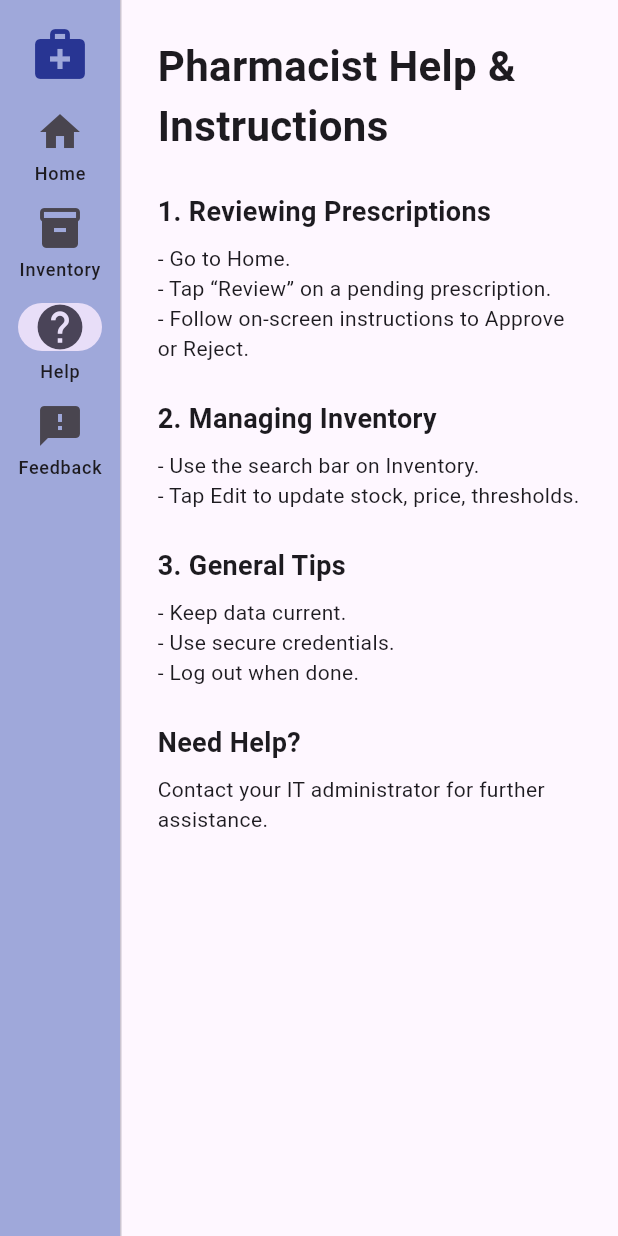
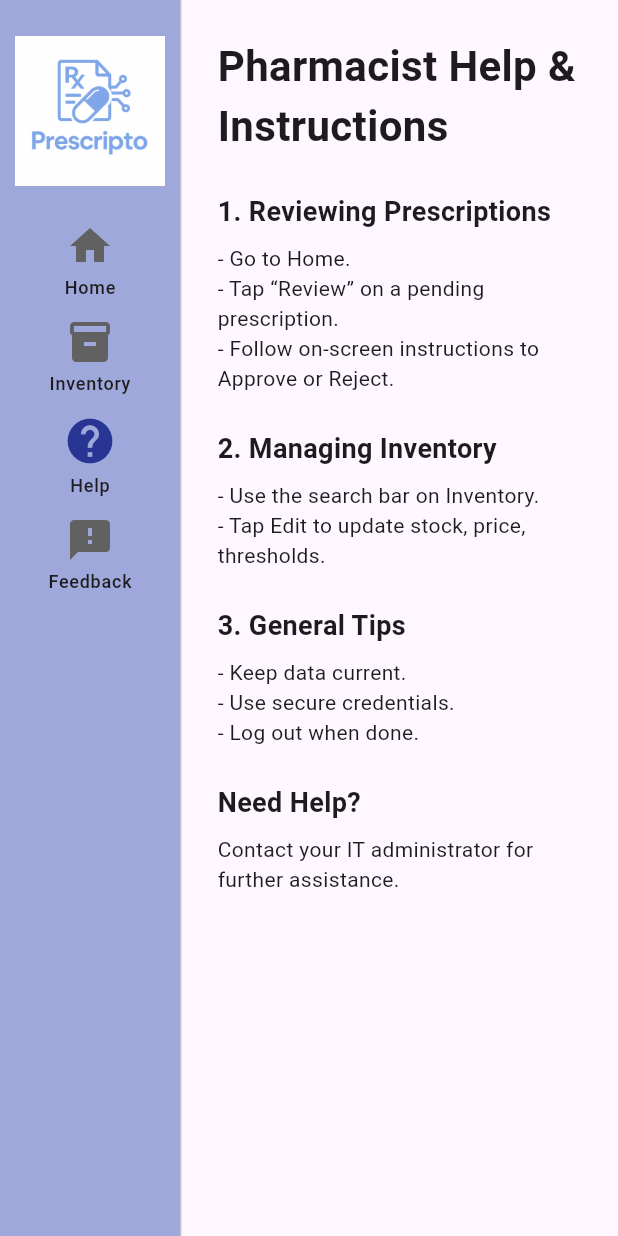
Before and after one commit to saadmajaly/Prescripto, a Flutter app: the PharmacistHomeScreen screen opened directly, after a tap on "Inventory", after a tap on "Help", on a phone screen of 412 x 824 dp. Run offline on Flutter 3.47's test engine with Material 3 defaults, Android fonts, the phone set to English and light mode, and no system bars; our stand-ins replace drift, drift_flutter, fl_chart, flutter_map, geolocator, latlong2 and 1 more; accounts and stored records are empty; generated files the repository leaves out were written again; statements that could not run were skipped.

Commit message:
Pharmacist test

```diff
--- a/lib/Patient/MainScreen.dart
+++ b/lib/Patient/MainScreen.dart
@@ -5,6 +5,9 @@ import 'Prescriptions/Prescriptions.dart';
 import 'Settings/Settings.dart';
 import 'Tracker/Tracker.dart';
 
+void main(){
+  runApp(MainScreen());
+}
 class MainScreen extends StatefulWidget {
   const MainScreen({Key? key}) : super(key: key);
 
--- a/lib/Pharmacist/Inventory/Inventory.dart
+++ b/lib/Pharmacist/Inventory/Inventory.dart
@@ -2,7 +2,7 @@ import 'package:flutter/material.dart';
 import 'package:prescripto/data/database.dart';
 import 'InventoryBackEnd.dart';
 
-/// Displays only the logged-in pharmacist’s inventory.
+/// Displays all inventory items in a scrollable list.
 class InventoryScreen extends StatefulWidget {
   const InventoryScreen({Key? key}) : super(key: key);
 
@@ -43,9 +43,8 @@ class _InventoryScreenState extends State<InventoryScreen> {
       _filtered = query.isEmpty
           ? _items
           : _items
-          .where((i) => (i['medicationName'] as String)
-          .toLowerCase()
-          .contains(query))
+          .where((item) =>
+          (item['medicationName'] as String).toLowerCase().contains(query))
           .toList();
     });
   }
@@ -75,7 +74,7 @@ class _InventoryScreenState extends State<InventoryScreen> {
           const SizedBox(height: 16),
           Expanded(
             child: _filtered.isEmpty
-                ? const Center(child: Text('No items found'))
+                ? const Center(child: Text('No inventory items found'))
                 : ListView.builder(
               itemCount: _filtered.length,
               itemBuilder: (ctx, i) {
@@ -89,7 +88,7 @@ class _InventoryScreenState extends State<InventoryScreen> {
                       '\$${(item['price'] as double).toStringAsFixed(2)}',
                     ),
                     onTap: () {
-                      // TODO: edit/view item details
+                      // TODO: implement edit/view details
                     },
                   ),
                 );
--- a/lib/Pharmacist/Inventory/InventoryBackEnd.dart
+++ b/lib/Pharmacist/Inventory/InventoryBackEnd.dart
@@ -1,61 +1,33 @@
 import 'package:drift/drift.dart';
 import 'package:prescripto/data/database.dart';
-import 'package:shared_preferences/shared_preferences.dart';
 
-/// Backend service for fetching only the logged-in pharmacist’s inventory.
+/// Backend service for fetching all inventory items.
 class InventoryBackend {
   final AppDatabase db;
   InventoryBackend(this.db);
 
-  /// Looks up the current pharmacist’s NationalID in prefs,
-  /// finds their user record, then returns only inventory rows
-  /// for that pharmacyId.
+  /// Retrieves all inventory items joined with medication details.
   Future<List<Map<String, dynamic>>> getInventoryItems() async {
-    // 1) Read the NationalID from prefs
-    final prefs = await SharedPreferences.getInstance();
-    final natId = prefs.getString('NationalID');
-    if (natId == null) return [];
-
-    // 2) Lookup the user record to get pharmacyId
-    final user = await db.getUserByNatID(natId);
-    if (user == null) return [];
-    final pharmacyId = await (db.select(db.pharmacies)
-      ..orderBy([
-            (t) => OrderingTerm(
-          expression: t.pharmacyId,
-          mode: OrderingMode.asc,
-        )
-      ])
-      ..limit(1))
-        .getSingle();
-
-    // 3) Join inventory → medications → pharmacies, filtering by pharmacyId
     final inv = db.inventory;
     final med = db.medications;
-    final pharm = db.pharmacies;
 
-    final query = (db.select(inv)
-      ..where((tbl) => tbl.pharmacyId.equals(pharmacyId as int)))
+    // Select every inventory row and join to medications
+    final rows = await (db.select(inv)
         .join([
       leftOuterJoin(
         med,
         med.medicationId.equalsExp(inv.medicationId),
       ),
-      leftOuterJoin(
-        pharm,
-        pharm.pharmacyId.equalsExp(inv.pharmacyId),
-      ),
-    ]);
+    ]))
+        .get();
 
-    final rows = await query.get();
+    // Map each joined row into a simple map
     return rows.map((row) {
       final i = row.readTable(inv);
       final m = row.readTable(med);
-      final p = row.readTable(pharm);
       return {
         'inventoryId': i.inventoryId,
         'medicationName': m.name,
-        'pharmacyName': p.name,
         'quantity': i.quantity,
         'price': i.price,
         'reorderThreshold': i.reorderThreshold,
--- a/lib/Pharmacist/MainScreen.dart
+++ b/lib/Pharmacist/MainScreen.dart
@@ -9,14 +9,6 @@ import 'package:prescripto/Pharmacist/FeedBack/FeedBack.dart';
 import 'package:prescripto/data/database.dart';
 import 'package:prescripto/AuthLogic/AuthProvider.dart';
 
-void main() {
-  runApp(
-    ChangeNotifierProvider(
-      create: (_) => AuthProvider(AppDatabase()),
-      child: const PrescriptoApp(),
-    ),
-  );
-}
 
 class PrescriptoApp extends StatelessWidget {
   const PrescriptoApp({Key? key}) : super(key: key);
@@ -45,14 +37,16 @@ class PharmacistHomeScreen extends StatefulWidget {
 class _PharmacistHomeScreenState extends State<PharmacistHomeScreen> {
   int _currentIndex = 0;
 
-  final List<Widget> _screens = const [
+  static const _screens = [
     PharmacistHome(),
     InventoryScreen(),
     HelpScreen(),
     FeedBackScreen(),
   ];
 
-  void _onDestinationSelected(int index) => setState(() => _currentIndex = index);
+  void _onDestinationSelected(int index) {
+    setState(() => _currentIndex = index);
+  }
 
   @override
   Widget build(BuildContext context) {
@@ -60,42 +54,57 @@ class _PharmacistHomeScreenState extends State<PharmacistHomeScreen> {
       body: Row(
         children: [
           NavigationRail(
+            // Wider rail
+            minWidth: 120,
             backgroundColor: Colors.indigo[200],
             selectedIndex: _currentIndex,
             onDestinationSelected: _onDestinationSelected,
             labelType: NavigationRailLabelType.all,
+            // Remove indicator background
+            indicatorColor: Colors.transparent,
+            // Icon theming
+            selectedIconTheme: IconThemeData(
+              color: Colors.indigo[800],
+              size: 36,
+            ),
+            unselectedIconTheme: IconThemeData(
+              color: Colors.grey.shade700,
+              size: 32,
+            ),
             leading: Padding(
-              padding: const EdgeInsets.symmetric(vertical: 8.0),
-              child: Icon(
-                Icons.medical_services,
-                size: 40,
-                color: Colors.indigo[800],
+              padding: const EdgeInsets.symmetric(vertical: 16.0),
+              child: Image.asset(
+                'assets/PrescriptoLogo.png',
+                width: 100,
+                height: 100,
+                fit: BoxFit.contain,
               ),
             ),
             destinations: const [
               NavigationRailDestination(
-                icon: Icon(Icons.home, size: 32),
-                selectedIcon: Icon(Icons.home_filled, size: 36),
+                icon: Icon(Icons.home),
+                selectedIcon: Icon(Icons.home_filled),
                 label: Text('Home'),
               ),
               NavigationRailDestination(
-                icon: Icon(Icons.inventory, size: 32),
-                selectedIcon: Icon(Icons.inventory_2, size: 36),
+                icon: Icon(Icons.inventory),
+                selectedIcon: Icon(Icons.inventory_2),
                 label: Text('Inventory'),
               ),
               NavigationRailDestination(
-                icon: Icon(Icons.help_outline, size: 32),
-                selectedIcon: Icon(Icons.help, size: 36),
+                icon: Icon(Icons.help_outline),
+                selectedIcon: Icon(Icons.help),
                 label: Text('Help'),
               ),
               NavigationRailDestination(
-                icon: Icon(Icons.feedback, size: 32),
-                selectedIcon: Icon(Icons.feedback_outlined, size: 36),
+                icon: Icon(Icons.feedback),
+                selectedIcon: Icon(Icons.feedback_outlined),
                 label: Text('Feedback'),
               ),
             ],
           ),
           const VerticalDivider(width: 1),
+          // Display selected screen
           Expanded(child: _screens[_currentIndex]),
         ],
       ),
--- a/lib/data/database.dart
+++ b/lib/data/database.dart
@@ -443,7 +443,6 @@ class AppDatabase extends _$AppDatabase {
         syndicateNumber: Value('PHARM-${2000}'),
         passwordHash: 'test',
         role: 'pharmacist',
-        //pharmacyid: '1',
       ),
     );
     // --- Insert 1 Admin ---
@@ -529,21 +528,23 @@ class AppDatabase extends _$AppDatabase {
     }
 
     // --- Insert Inventory for each Pharmacy & Medication ---
-    final List<Pharmacy> pharmacyList    = await select(pharmacies).get();
-    final List<Medication> medicationList = await select(medications).get();
-    for (var pharmacy in pharmacyList) {
-      for (var med in medicationList) {
-        await into(inventory).insert(
-          InventoryCompanion.insert(
-            pharmacyId: pharmacy.pharmacyId,
-            medicationId: med.medicationId,
-            quantity: Value(50 + rand.nextInt(50)),
-            reorderThreshold: Value(10 + rand.nextInt(10)),
-            price: Value(5.0 + rand.nextDouble() * 20.0),
-          ),
-        );
-      }
+    final pharmacyList    = await select(pharmacies).get();
+    final medicationList  = await select(medications).get();
+
+    for (var med in medicationList) {
+      // pick one random pharmacy per medication
+      final pharmacy = pharmacyList[rand.nextInt(pharmacyList.length)];
+      await into(inventory).insert(
+        InventoryCompanion.insert(
+          pharmacyId:      pharmacy.pharmacyId,
+          medicationId:    med.medicationId,
+          quantity:        Value(50 + rand.nextInt(50)),
+          reorderThreshold:Value(10 + rand.nextInt(10)),
+          price:           Value(5.0 + rand.nextDouble() * 20.0),
+        ),
+      );
     }
+
 
     final List<User> patientList   = await (select(users)..where((u) => u.role.equals('patient'))).get();
     final List<User> physicianList = await (select(users)..where((u) => u.role.equals('physician'))).get();
--- a/lib/physician/Patients/PatientsBackEnd.dart
+++ b/lib/physician/Patients/PatientsBackEnd.dart
@@ -44,7 +44,7 @@ class PatientsBackEnd {
   ///     and updates it in the DB.
   Future<bool> updateUserPhone(User user, String newPhone) async {
     final updatedUser = user.copyWith(
-      phone: Value(newPhone),
+      phone: Value(newPhone).toString(),
     );
     return db.updateUser(updatedUser);
   }
```
